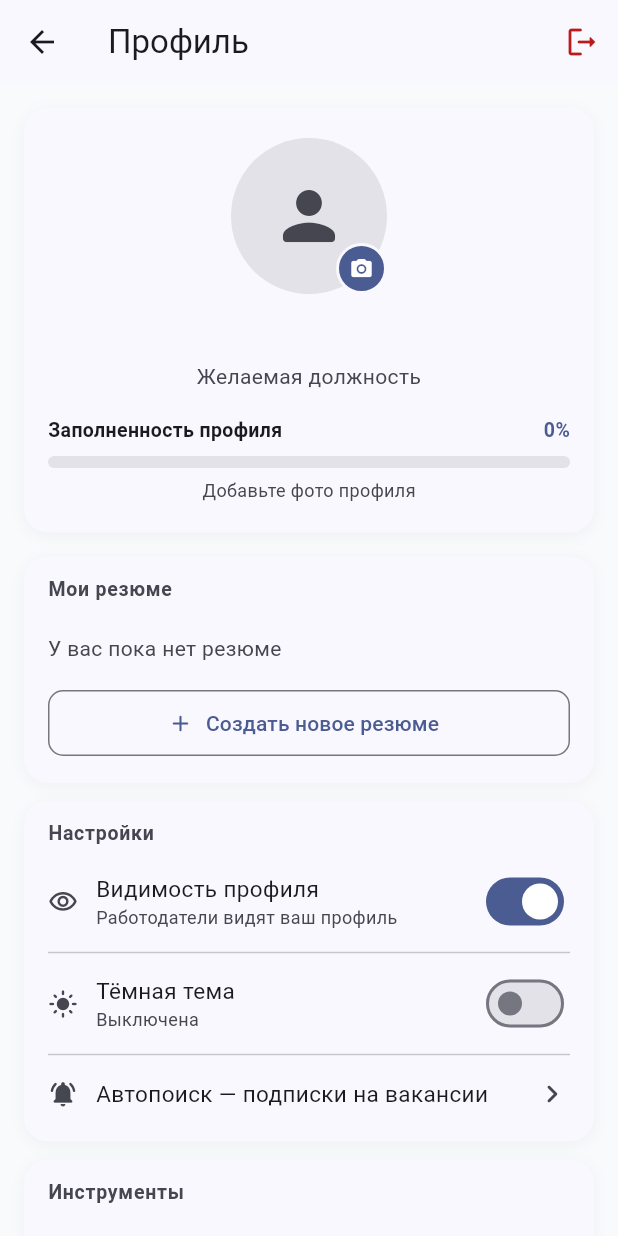
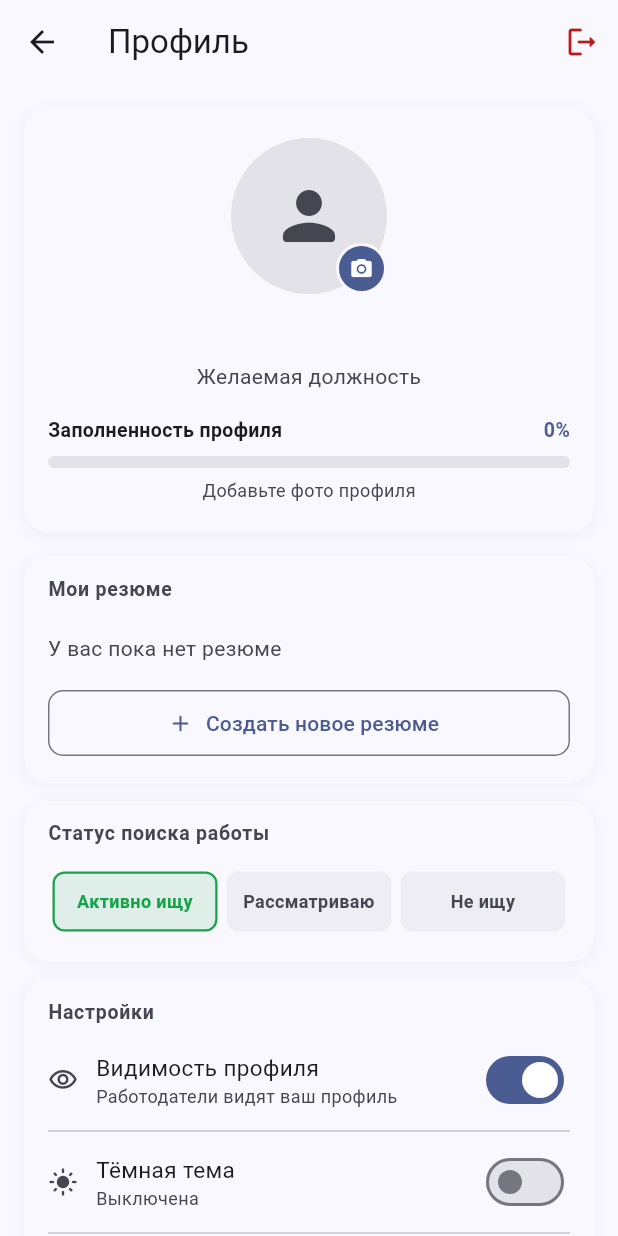
Before and after one commit to Dioniskas/ai-job-search-mobile, a Flutter app: the SeekerProfileScreen screen opened directly, on a phone screen of 412 x 824 dp. Run offline on Flutter 3.47's test engine with Material 3 defaults, Android fonts, the phone set to English and light mode, and no system bars; our stand-ins replace cached_network_image, file_picker, firebase_core, firebase_messaging, flutter_local_notifications, flutter_map and 8 more; missing offline and left inert: flutter_sound; accounts and stored records are empty.

Commit message:
feat(задача7): профиль — убран хардкодный цвет фона, статус поиска перемещён выше, "Ассистент" вместо "ИИ"

```diff
--- a/client/lib/screens/seeker/profile_screen.dart
+++ b/client/lib/screens/seeker/profile_screen.dart
@@ -190,13 +190,11 @@ class _SeekerProfileScreenState extends State<SeekerProfileScreen> {
   @override
   Widget build(BuildContext context) {
     final cs = Theme.of(context).colorScheme;
-    final isDark = Theme.of(context).brightness == Brightness.dark;
-    final bgColor = isDark ? cs.surface : const Color(0xFFF8FAFC);
     final percent = _completionPercent;
     final hint = _completionHint;
 
     return Scaffold(
-      backgroundColor: bgColor,
+      backgroundColor: cs.surface,
       appBar: AppBar(
         title: const Text('Профиль'),
         backgroundColor: cs.surface,
@@ -262,6 +260,18 @@ class _SeekerProfileScreenState extends State<SeekerProfileScreen> {
                     ),
                     const SizedBox(height: 12),
 
+                    // ── Статус поиска работы ──────────────────────────────
+                    _buildSection(
+                      cs: cs,
+                      title: 'Статус поиска работы',
+                      children: [
+                        const SizedBox(height: 4),
+                        _buildSearchStatus(cs),
+                        const SizedBox(height: 4),
+                      ],
+                    ),
+                    const SizedBox(height: 12),
+
                     // ── Настройки ─────────────────────────────────────────
                     _buildSection(
                       cs: cs,
@@ -306,7 +316,7 @@ class _SeekerProfileScreenState extends State<SeekerProfileScreen> {
                           cs: cs,
                           icon: Icons.psychology_rounded,
                           label: 'Подготовка к интервью',
-                          subtitle: 'ИИ-тренер задаст вопросы и оценит ответы',
+                          subtitle: 'Ассистент задаст вопросы и оценит ответы',
                           color: const Color(0xFF7C3AED),
                           onTap: () => _navigate(const InterviewPrepScreen()),
                         ),
@@ -357,18 +367,6 @@ class _SeekerProfileScreenState extends State<SeekerProfileScreen> {
                           subtitle: 'Версия 1.0.0',
                           onTap: () => _navigate(const AboutAppScreen()),
                         ),
-                      ],
-                    ),
-                    const SizedBox(height: 12),
-
-                    // ── Статус поиска работы ──────────────────────────────
-                    _buildSection(
-                      cs: cs,
-                      title: 'Статус поиска работы',
-                      children: [
-                        const SizedBox(height: 4),
-                        _buildSearchStatus(cs),
-                        const SizedBox(height: 4),
                       ],
                     ),
                     const SizedBox(height: 16),
```
